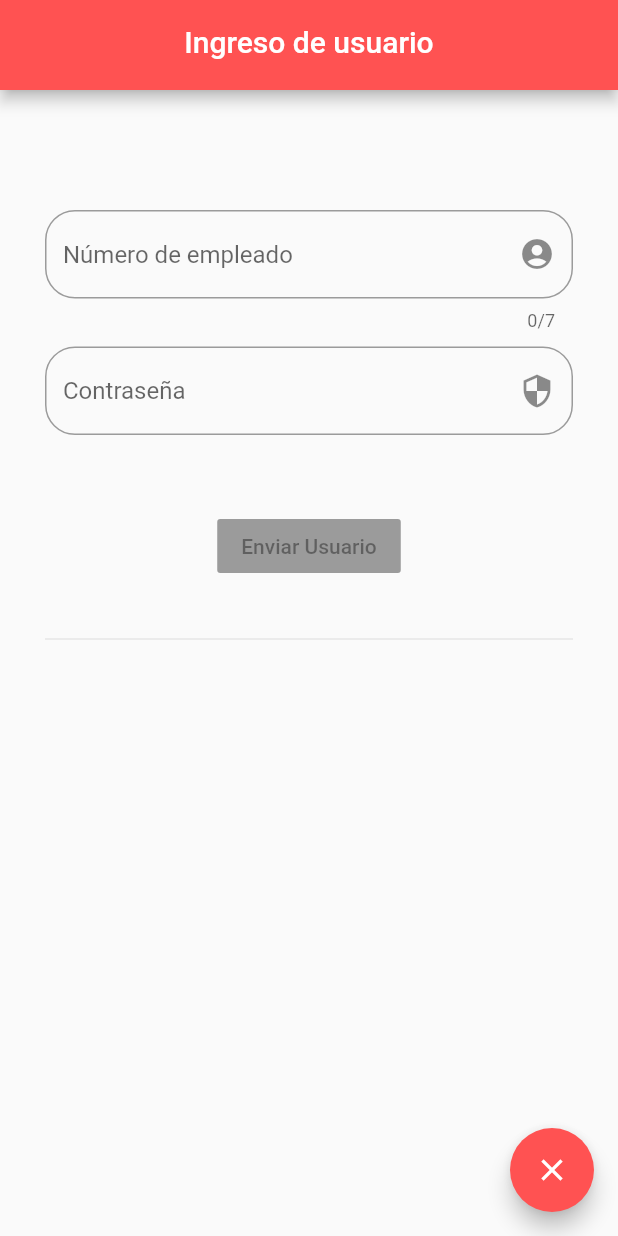
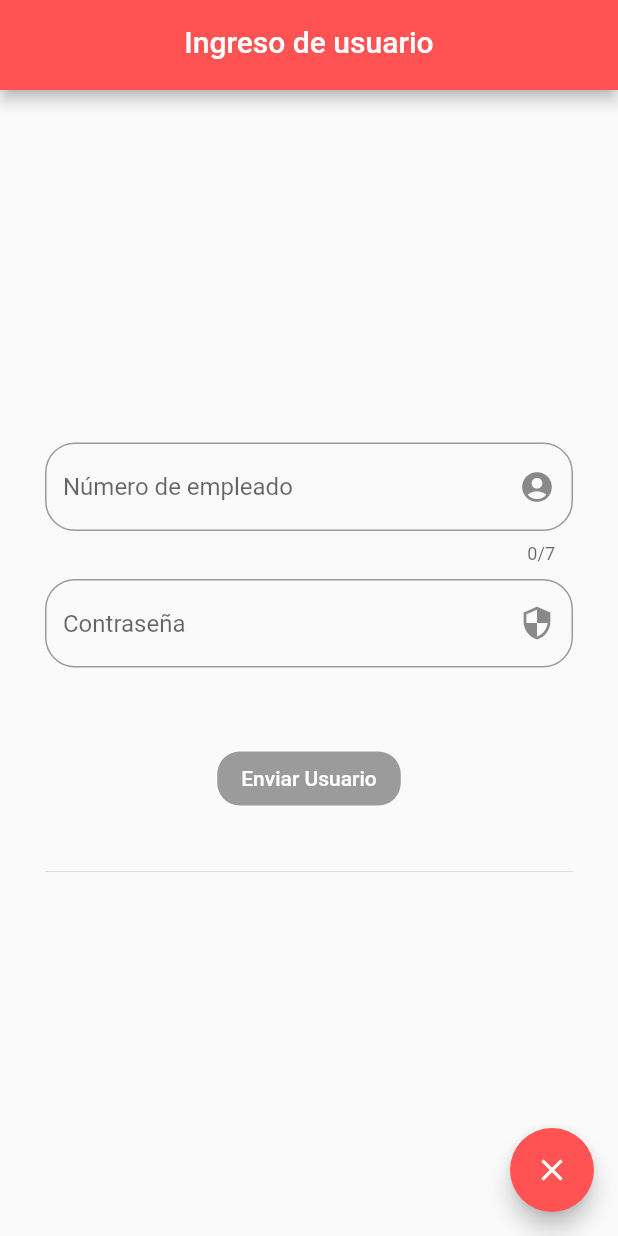
Before and after one commit to SerAguilarV/App_Flutter_API_DataIO, a Flutter app: the screen it shows after launch, on a phone screen of 412 x 824 dp. Run offline on Flutter 3.47's test engine with Material 2 defaults, Android fonts, the phone set to English and light mode, and no system bars.

Commit message:
[CHANGE] Buttom shape changed

```diff
--- a/lib/pages/home_page.dart
+++ b/lib/pages/home_page.dart
@@ -40,8 +40,8 @@ class _HomePageState extends State<HomePage> {
       body: Container(
         padding: EdgeInsets.symmetric(horizontal: 30),
         child: Column(
+          mainAxisAlignment: MainAxisAlignment.center,
           children: <Widget>[
-            SizedBox(height: 80,),
             _getUser(),
             SizedBox(height: 10,),
             _getPass(),
@@ -129,7 +129,11 @@ class _HomePageState extends State<HomePage> {
 
   Widget _botonSendAPI(BuildContext context) {
     return RaisedButton(
-      child: Text("Enviar Usuario"),
+      color: Colors.redAccent,
+      shape: RoundedRectangleBorder(
+        borderRadius: BorderRadius.circular(15)
+      ),
+      child: Text("Enviar Usuario", style: TextStyle(color: Colors.white),),
         onPressed: (_flag || _flagPass) ? null : (){
           setState(() {
             // _flag = true;
```
